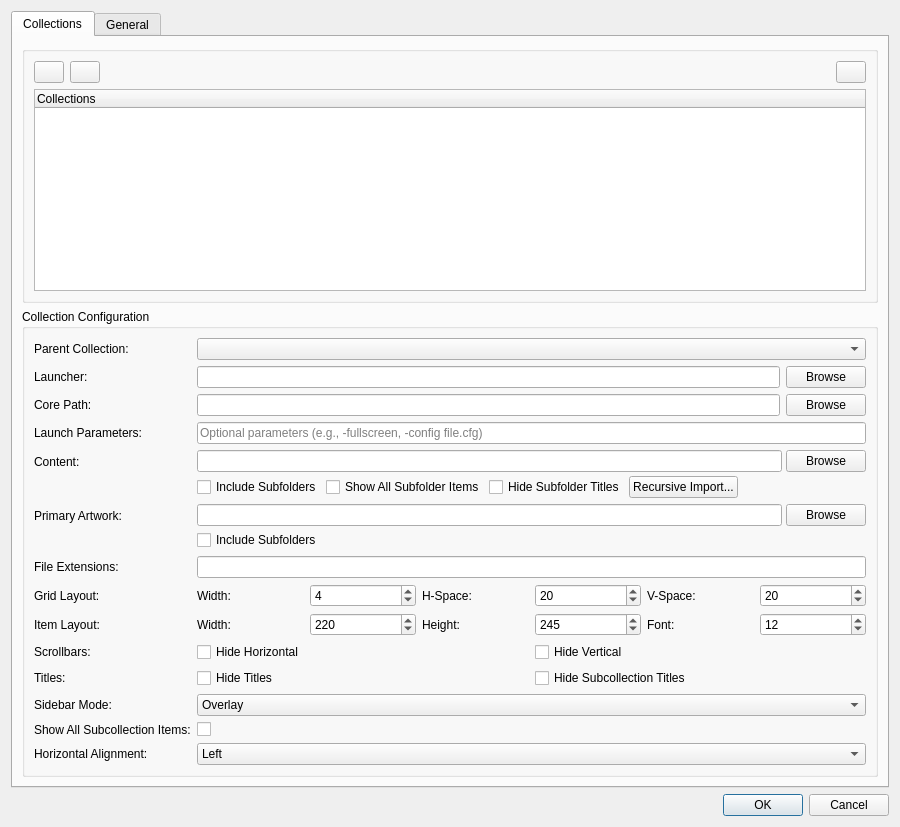
Qt form src/ui/dialogs/settingsdialog.ui (EtherAura/Kartend) before a commit.
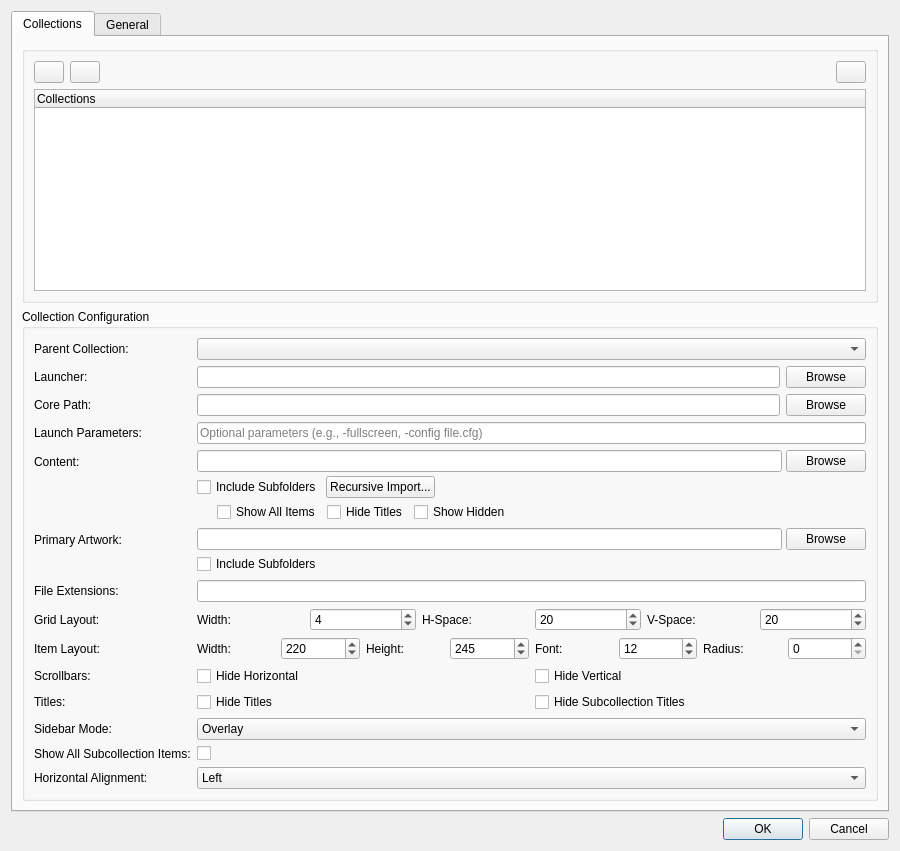
The same form after that commit. Icons and pictures are not drawn.

Commit message:
Add per-collection corner radius option for item artwork
- Add cornerRadius field to CollectionConfig (0-100 pixels)
- Add UIConstants::Item corner radius bounds
- Implement setCornerRadius in ItemWidget
- Apply rounded corners in onArtworkChanged and buildPlaceholderPattern
- Add cornerRadius spinbox to settings dialog
- Load/save cornerRadius in SettingsManager
- Detect cornerRadius changes for layout updates

Diff of the .ui file:
```diff
--- a/src/ui/dialogs/settingsdialog.ui
+++ b/src/ui/dialogs/settingsdialog.ui
@@ -249,26 +249,6 @@
                 </property>
                </widget>
               </item>
-              <item>
-               <widget class="QCheckBox" name="showAllSubfolderItemsCheckBox">
-                <property name="toolTip">
-                 <string>Mix items from subfolders with parent collection items, sorted alphabetically</string>
-                </property>
-                <property name="text">
-                 <string>Show All Subfolder Items</string>
-                </property>
-               </widget>
-              </item>
-              <item>
-               <widget class="QCheckBox" name="hideSubfolderTitlesCheckBox">
-                <property name="toolTip">
-                 <string>Hide titles on virtual subfolder widgets</string>
-                </property>
-                <property name="text">
-                 <string>Hide Subfolder Titles</string>
-                </property>
-               </widget>
-              </item>
               <item>
                <widget class="QPushButton" name="recursiveImportContentButton">
                 <property name="toolTip">
@@ -294,6 +274,64 @@
               </item>
              </layout>
             </item>
+            <item>
+             <widget class="QWidget" name="subfolderOptionsWidget">
+              <layout class="QHBoxLayout" name="subfolderOptionsLayout">
+               <property name="leftMargin">
+                <number>20</number>
+               </property>
+               <property name="topMargin">
+                <number>0</number>
+               </property>
+               <property name="bottomMargin">
+                <number>0</number>
+               </property>
+               <item>
+                <widget class="QCheckBox" name="showAllSubfolderItemsCheckBox">
+                 <property name="toolTip">
+                  <string>Mix items from subfolders with parent collection items, sorted alphabetically</string>
+                 </property>
+                 <property name="text">
+                  <string>Show All Items</string>
+                 </property>
+                </widget>
+               </item>
+               <item>
+                <widget class="QCheckBox" name="hideSubfolderTitlesCheckBox">
+                 <property name="toolTip">
+                  <string>Hide titles on virtual subfolder widgets</string>
+                 </property>
+                 <property name="text">
+                  <string>Hide Titles</string>
+                 </property>
+                </widget>
+               </item>
+               <item>
+                <widget class="QCheckBox" name="showHiddenFoldersCheckBox">
+                 <property name="toolTip">
+                  <string>Show hidden folders (folders starting with a dot)</string>
+                 </property>
+                 <property name="text">
+                  <string>Show Hidden</string>
+                 </property>
+                </widget>
+               </item>
+               <item>
+                <spacer name="subfolderOptionsSpacer">
+                 <property name="orientation">
+                  <enum>Qt::Orientation::Horizontal</enum>
+                 </property>
+                 <property name="sizeHint" stdset="0">
+                  <size>
+                   <width>40</width>
+                   <height>20</height>
+                  </size>
+                 </property>
+                </spacer>
+               </item>
+              </layout>
+             </widget>
+            </item>
            </layout>
           </item>
           <item row="5" column="0">
@@ -464,6 +502,19 @@
               <property name="value"><number>12</number></property>
              </widget>
             </item>
+            <item>
+             <widget class="QLabel" name="label_cornerRadius_mini">
+              <property name="text"><string>Radius:</string></property>
+             </widget>
+            </item>
+            <item>
+             <widget class="QSpinBox" name="cornerRadiusSpinBox">
+              <property name="toolTip"><string>Corner radius for item artwork in pixels (0 = square)</string></property>
+              <property name="minimum"><number>0</number></property>
+              <property name="maximum"><number>100</number></property>
+              <property name="value"><number>0</number></property>
+             </widget>
+            </item>
            </layout>
           </item>
 
```
The commit also changes 7 other files.
